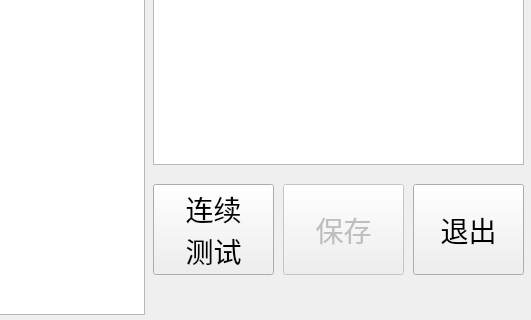
The window that QT_FrontCheckClass/QtGuiSetting.ui (wikky250/duplicate_ALG) describes before a commit, drawn with Qt 5; both pictures show x 237 to 768 and y 1046 to 1366 of the 768 by 1366 pixel window.
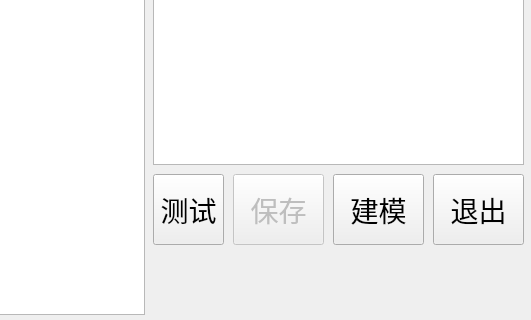
The same window after the commit.

Commit message: 临时测试

What changed in the file:
```diff
--- a/QT_FrontCheckClass/QtGuiSetting.ui
+++ b/QT_FrontCheckClass/QtGuiSetting.ui
@@ -72,10 +72,10 @@
   <widget class="QPushButton" name="pB_Exit">
    <property name="geometry">
     <rect>
-     <x>650</x>
-     <y>1230</y>
-     <width>111</width>
-     <height>91</height>
+     <x>670</x>
+     <y>1220</y>
+     <width>91</width>
+     <height>71</height>
     </rect>
    </property>
    <property name="text">
@@ -86,14 +86,13 @@
    <property name="geometry">
     <rect>
      <x>390</x>
-     <y>1230</y>
-     <width>121</width>
-     <height>91</height>
+     <y>1220</y>
+     <width>71</width>
+     <height>71</height>
     </rect>
    </property>
    <property name="text">
-    <string>连续
-测试</string>
+    <string>测试</string>
    </property>
    <property name="checkable">
     <bool>true</bool>
@@ -105,16 +104,29 @@
    </property>
    <property name="geometry">
     <rect>
-     <x>520</x>
-     <y>1230</y>
-     <width>121</width>
-     <height>91</height>
+     <x>470</x>
+     <y>1220</y>
+     <width>91</width>
+     <height>71</height>
     </rect>
    </property>
    <property name="text">
     <string>保存</string>
    </property>
   </widget>
+  <widget class="QPushButton" name="pB_Calibration">
+   <property name="geometry">
+    <rect>
+     <x>570</x>
+     <y>1220</y>
+     <width>91</width>
+     <height>71</height>
+    </rect>
+   </property>
+   <property name="text">
+    <string>建模</string>
+   </property>
+  </widget>
  </widget>
  <layoutdefault spacing="6" margin="11"/>
  <resources/>
```
Left out of the diff: 10 changed lines with no effect on the pictures. The commit also changes 11 other files.
